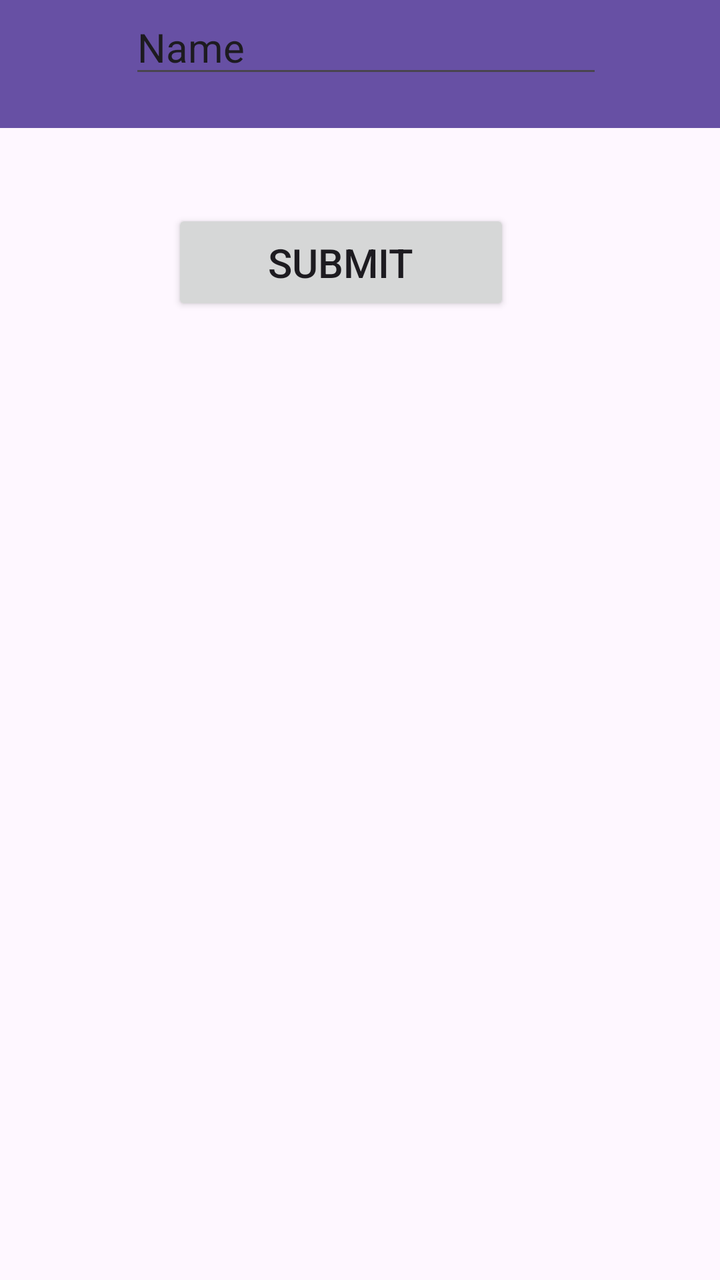
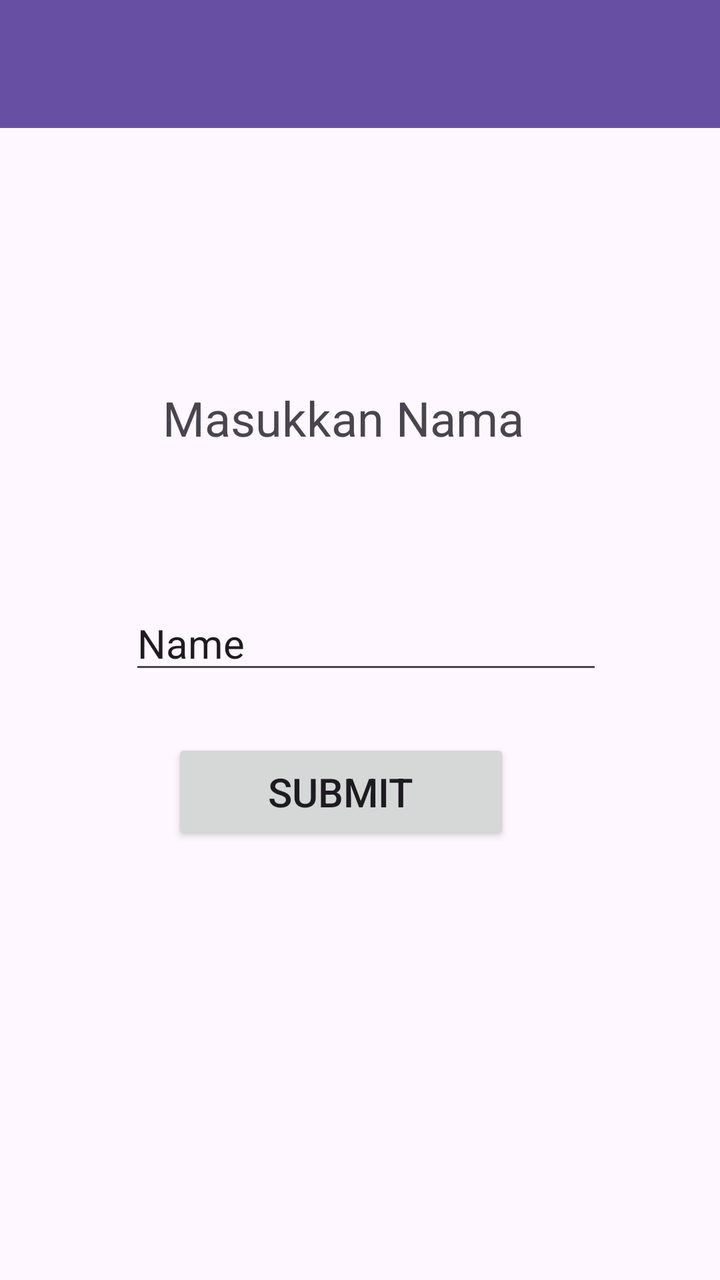

An Android layout rendered at two revisions. The XML below is the earlier revision; the diff shows what the commit changed to produce the second picture.
<!-- AndroidManifest.xml: application theme Theme.Venusadilah -->
<!-- res/layout/activity_second.xml -->
<?xml version="1.0" encoding="utf-8"?>
<androidx.constraintlayout.widget.ConstraintLayout xmlns:android="http://schemas.android.com/apk/res/android"
    xmlns:app="http://schemas.android.com/apk/res-auto"
    xmlns:tools="http://schemas.android.com/tools"
    android:id="@+id/main"
    android:layout_width="match_parent"
    android:layout_height="match_parent"
    tools:context=".pertemuan_2.SecondActivity">

    <androidx.appcompat.widget.Toolbar
        android:id="@+id/toolbar"
        android:layout_width="match_parent"
        android:layout_height="?attr/actionBarSize"
        android:background="?attr/colorPrimary"
        app:layout_constraintEnd_toEndOf="parent"
        app:layout_constraintHorizontal_bias="1.0"
        app:layout_constraintStart_toStartOf="parent"
        app:layout_constraintTop_toTopOf="parent"
        app:subtitleTextColor="@android:color/white"
        app:titleTextColor="@android:color/white" />

    <Button
        android:id="@+id/btnSubmit"
        android:layout_width="169dp"
        android:layout_height="53dp"
        android:text="Submit"
        android:textSize="20sp"
        app:layout_constraintBottom_toBottomOf="parent"
        app:layout_constraintEnd_toEndOf="parent"
        app:layout_constraintHorizontal_bias="0.45"
        app:layout_constraintStart_toStartOf="parent"
        app:layout_constraintTop_toBottomOf="@+id/inputNama"
        app:layout_constraintVertical_bias="0.112" />

    <EditText
        android:id="@+id/inputNama"
        android:layout_width="wrap_content"
        android:layout_height="wrap_content"
        android:ems="10"
        android:inputType="text"
        android:text="Name"
        android:textSize="20sp"
        app:layout_constraintEnd_toEndOf="parent"
        app:layout_constraintHorizontal_bias="0.525"
        app:layout_constraintStart_toStartOf="parent"
        tools:layout_editor_absoluteY="311dp" />

    <TextView
        android:id="@+id/textNama"
        android:layout_width="204dp"
        android:layout_height="53dp"
        android:text="Masukkan Nama"
        android:textAlignment="center"
        android:textSize="24sp"
        app:layout_constraintBottom_toTopOf="@+id/inputNama"
        app:layout_constraintEnd_toEndOf="parent"
        app:layout_constraintHorizontal_bias="0.521"
        app:layout_constraintStart_toStartOf="parent"
        app:layout_constraintTop_toTopOf="parent"
        app:layout_constraintVertical_bias="0.786" />

</androidx.constraintlayout.widget.ConstraintLayout>
<!-- resources referenced by this layout -->
<resources>
  <style name="Theme.Venusadilah" parent="Base.Theme.Venusadilah" />
  <style name="Base.Theme.Venusadilah" parent="Theme.Material3.DayNight.NoActionBar">
          
          
      </style>
</resources>

<!-- the commit's change to res/layout/activity_second.xml (unified diff, before → after) -->
@@ -40,10 +40,11 @@
         android:inputType="text"
         android:text="Name"
         android:textSize="20sp"
+        app:layout_constraintBottom_toBottomOf="parent"
         app:layout_constraintEnd_toEndOf="parent"
         app:layout_constraintHorizontal_bias="0.525"
         app:layout_constraintStart_toStartOf="parent"
-        tools:layout_editor_absoluteY="311dp" />
+        app:layout_constraintTop_toTopOf="parent" />
 
     <TextView
         android:id="@+id/textNama"
